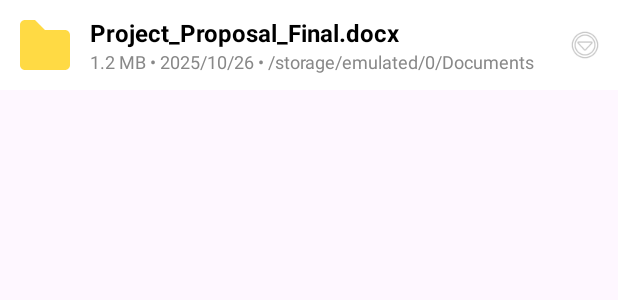
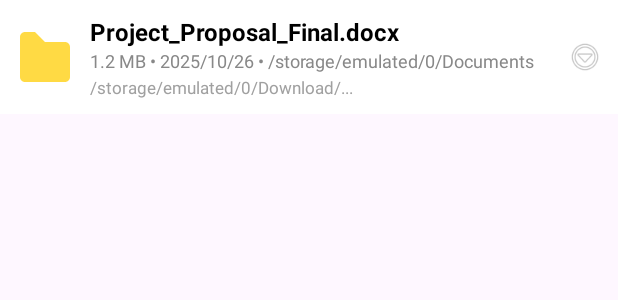
Before and after one commit to JuHwiSang/everything_mobile, an Android app: the layout item_file_row.xml on its own in the app's theme, with its tools: preview values and no code run, on a phone screen of 412 x 824 dp. Shown: the top 300 px of the screen. Run offline under Robolectric (Android 15) with nearby library versions, the phone set to English and light mode, and no system bars.

Commit message:
Update item_file_row.xml

```diff
--- a/app/src/main/res/layout/item_file_row.xml
+++ b/app/src/main/res/layout/item_file_row.xml
@@ -44,6 +44,16 @@
             android:textColor="#888888"
             android:ellipsize="end"
             android:maxLines="1"/>
+        <TextView
+            android:id="@+id/tvFilePath"
+            android:layout_width="match_parent"
+            android:layout_height="wrap_content"
+            android:text="/storage/emulated/0/Download/..."
+            android:textSize="11sp"
+            android:textColor="#A0A0A0"
+            android:layout_marginTop="2dp"
+            android:ellipsize="middle"
+            android:singleLine="true" />
     </LinearLayout>
 
     <ImageView
```
